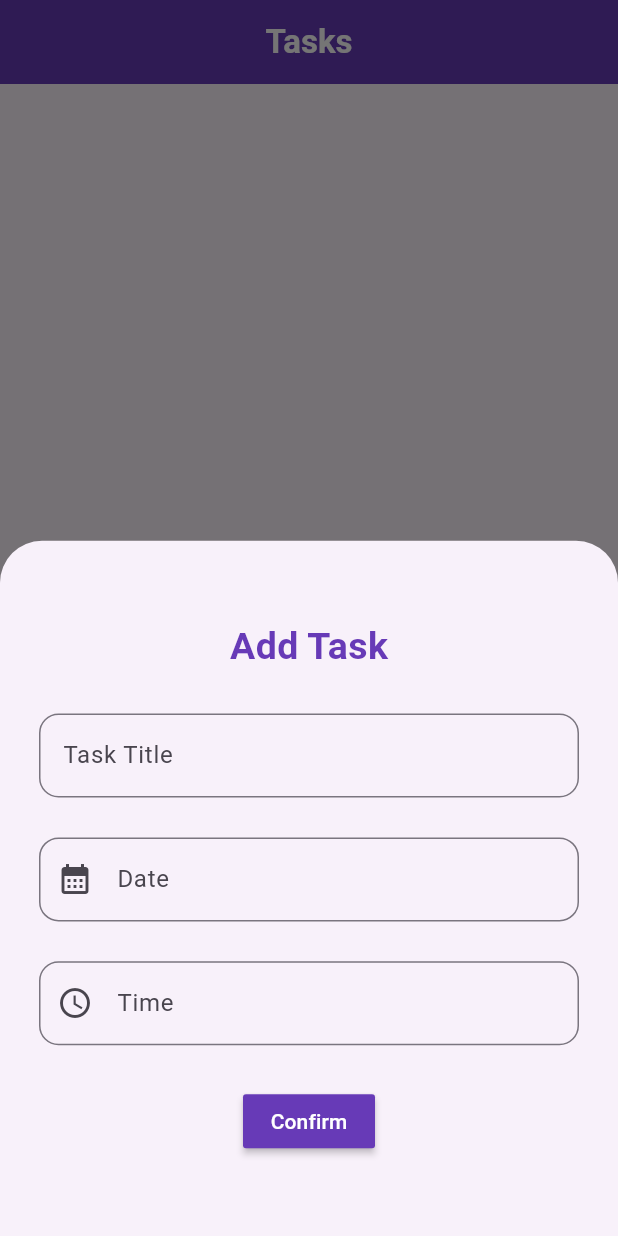
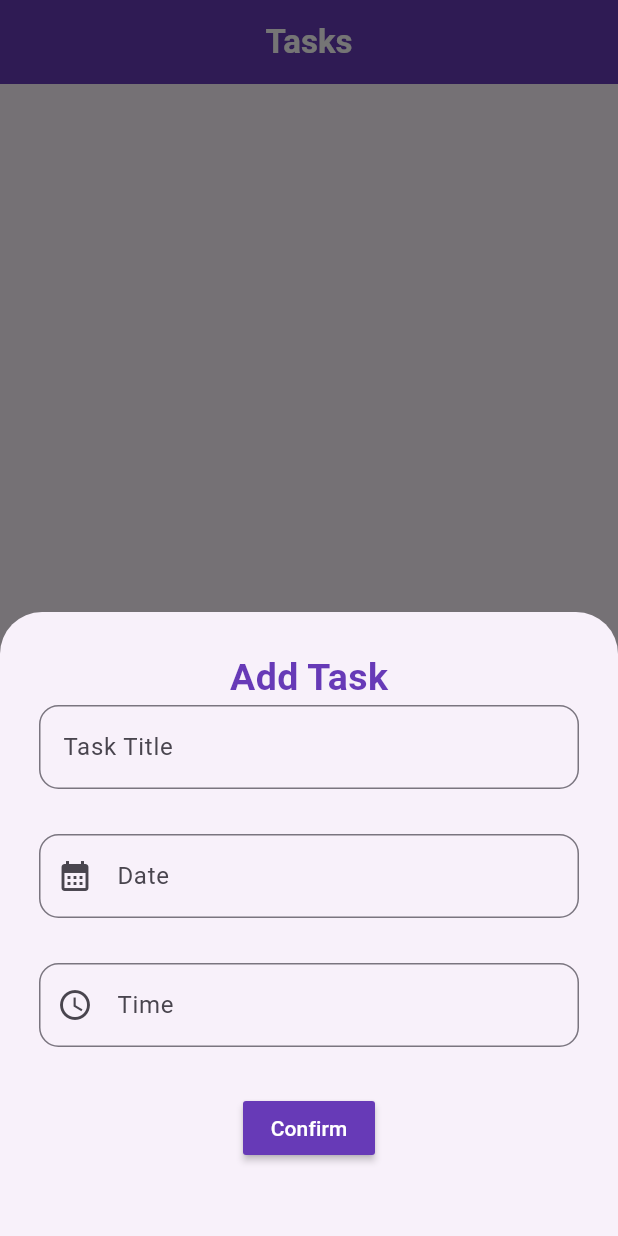
Before and after one commit to GeorgeWagih-git/Todo-App, a Flutter app: the screen it shows after launch, after a tap on the "add" icon, on a phone screen of 412 x 824 dp. Run offline on Flutter 3.47's test engine with Material 3 defaults, Android fonts, the phone set to English and light mode, and no system bars; our stand-ins replace flutter_bloc.

Commit message:
modal sheet and keyboard

```diff
--- a/lib/Screens/home_page.dart
+++ b/lib/Screens/home_page.dart
@@ -44,9 +44,15 @@ class HomePage extends StatelessWidget {
           floatingActionButton: FloatingActionButton(
             onPressed: () {
               showModalBottomSheet(
+                isScrollControlled: true,
                 context: context,
                 builder: (context) => Padding(
-                  padding: const EdgeInsets.all(8.0),
+                  padding: EdgeInsets.only(
+                    bottom: MediaQuery.of(context).viewInsets.bottom,
+                    left: 8,
+                    right: 8,
+                    top: 8,
+                  ),
                   child: NewTaskForm(),
                 ),
               );
--- /dev/null
+++ b/lib/classes/task_class.dart
@@ -0,0 +1,6 @@
+class Task {
+  String title;
+  String date;
+  String time;
+  Task({required this.title, required this.date, required this.time});
+}
--- a/lib/new_task_form.dart
+++ b/lib/new_task_form.dart
@@ -7,9 +7,11 @@ class NewTaskForm extends StatelessWidget {
   var timeController = TextEditingController();
   @override
   Widget build(BuildContext context) {
-    return Padding(
+    return SingleChildScrollView(
+      child: Padding(
         padding: const EdgeInsets.all(18.0),
         child: Column(
+          mainAxisSize: MainAxisSize.min,
           mainAxisAlignment: MainAxisAlignment.spaceEvenly,
           children: [
             Center(
@@ -30,6 +32,7 @@ class NewTaskForm extends StatelessWidget {
                 label: Text('Task Title'),
               ),
             ),
+            SizedBox(height: 30),
             TextField(
               controller: dateController,
               decoration: InputDecoration(
@@ -45,10 +48,17 @@ class NewTaskForm extends StatelessWidget {
                   firstDate: DateTime.now(),
                   lastDate: DateTime(2026),
                 );
-              dateController.text =
-                  '${date!.day.toString()}/${date.month.toString()}/${date.year.toString()}';
+                if (date != null) {
+                  String day = date.day.toString();
+                  String month = date.day.toString();
+                  String year = date.day.toString();
+                  dateController.text = '$day-$month-$year';
+                } else {
+                  dateController.text = '';
+                }
               },
             ),
+            SizedBox(height: 30),
             TextField(
               controller: timeController,
               decoration: InputDecoration(
@@ -63,16 +73,23 @@ class NewTaskForm extends StatelessWidget {
                   context: context,
                   initialTime: TimeOfDay.now(),
                 );
-              timeController.text = time!.format(context).toString();
+                if (time != null) {
+                  timeController.text = time.format(context).toString();
+                } else {
+                  timeController.text = '';
+                }
               },
             ),
+            SizedBox(height: 30),
             MaterialButton(
               color: Colors.deepPurple,
               textColor: Colors.white,
               onPressed: () {},
               child: Text('Confirm'),
             ),
+            SizedBox(height: 30),
           ],
+        ),
       ),
     );
   }
--- /dev/null
+++ b/lib/tasks_bloc/tasks_states.dart
@@ -0,0 +1,3 @@
+abstract class TasksStates {}
+
+class InitTaskState extends TasksStates {}
```
Also changed, not shown: lib/tasks_bloc/tasks_bloc.dart (added, +9 -0 lines), lib/tasks_bloc/tasks_events.dart (added, +13 -0 lines). Lines whose indentation alone changed are shown as unchanged.
